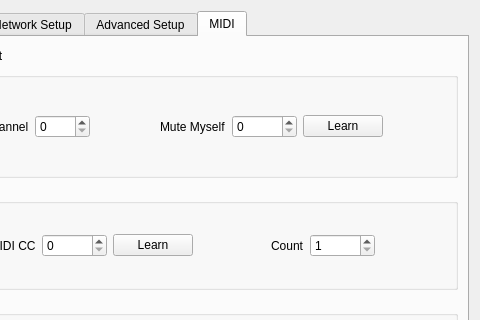
ignotus666/jamulus, file src/clientsettingsdlgbase.ui: the form before one commit; both pictures show x 142 to 622 and y 0 to 320 of the 622 by 647 pixel window.
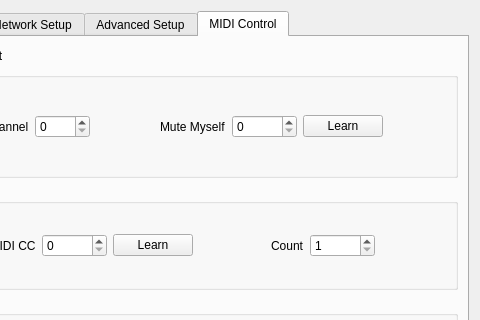
The form after the commit. Icons and pictures are not drawn. Custom widgets are drawn as their Qt base class.

Commit message: Tab name

The edit to the form file:
```diff
--- a/src/clientsettingsdlgbase.ui
+++ b/src/clientsettingsdlgbase.ui
@@ -1338,7 +1338,7 @@
      </widget>
      <widget class="QWidget" name="tab_3_midi">
       <attribute name="title">
-       <string>MIDI</string>
+       <string>MIDI Control</string>
       </attribute>
       <layout class="QVBoxLayout" name="verticalLayout_19">
        <item>
```
